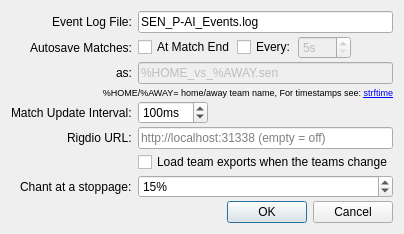
First picture: the form in ui/SettingsDialog.ui, repository zocram4cc/SEN_P-AI, before the edit.
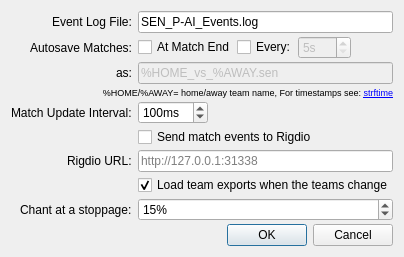
Second picture: the form after the edit.

Commit message:
Rigdio: an on/off switch, Rigdio's default URL, team loading on
The URL field was doubling as the switch; a separate checkbox lets the
field hold Rigdio's own default (127.0.0.1:31338) so enabling it is one
click. Loading the exports is on by default: SEN:P-AI sees the teams
at team select, well before the anthems.

```diff
--- a/ui/SettingsDialog.ui
+++ b/ui/SettingsDialog.ui
@@ -7,7 +7,7 @@
     <x>0</x>
     <y>0</y>
     <width>374</width>
-    <height>230</height>
+    <height>250</height>
    </rect>
   </property>
   <property name="sizePolicy">
@@ -181,35 +181,45 @@
      </item>
     </layout>
    </item>
-   <item row="5" column="0">
+   <item row="5" column="1">
+    <widget class="QCheckBox" name="rigdioEnabled">
+     <property name="text">
+      <string>Send match events to Rigdio</string>
+     </property>
+    </widget>
+   </item>
+   <item row="6" column="0">
     <widget class="QLabel" name="rigdioUrlLabel">
      <property name="text">
       <string>Rigdio URL:</string>
      </property>
     </widget>
    </item>
-   <item row="5" column="1">
+   <item row="6" column="1">
     <widget class="QLineEdit" name="rigdioUrlEdit">
      <property name="placeholderText">
-      <string>http://localhost:31338 (empty = off)</string>
+      <string>http://127.0.0.1:31338</string>
      </property>
     </widget>
    </item>
-   <item row="6" column="1">
+   <item row="7" column="1">
     <widget class="QCheckBox" name="rigdioLoadTeams">
      <property name="text">
       <string>Load team exports when the teams change</string>
      </property>
+     <property name="checked">
+      <bool>true</bool>
+     </property>
     </widget>
    </item>
-   <item row="7" column="0">
+   <item row="8" column="0">
     <widget class="QLabel" name="rigdioChantLabel">
      <property name="text">
       <string>Chant at a stoppage:</string>
      </property>
     </widget>
    </item>
-   <item row="7" column="1">
+   <item row="8" column="1">
     <widget class="QSpinBox" name="rigdioChantChance">
      <property name="suffix">
       <string>%</string>
@@ -222,7 +232,7 @@
      </property>
     </widget>
    </item>
-   <item row="8" column="0" colspan="2">
+   <item row="9" column="0" colspan="2">
     <widget class="QDialogButtonBox" name="buttonBox">
      <property name="orientation">
       <enum>Qt::Horizontal</enum>
```
The commit also changes 4 other files.
